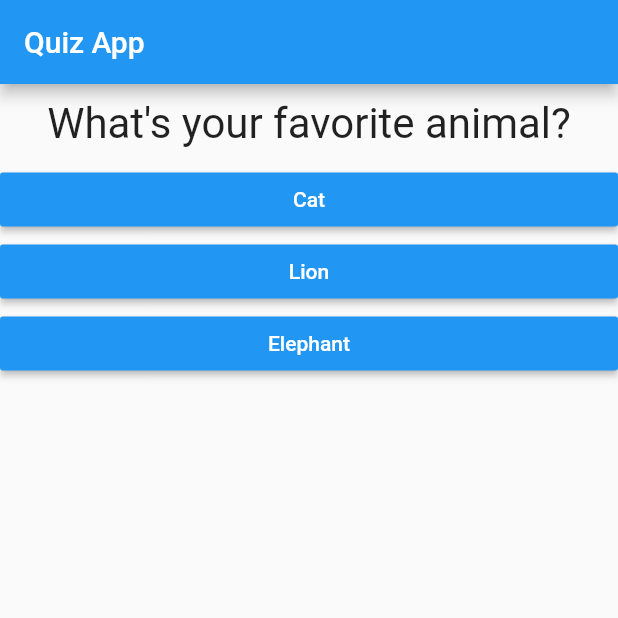
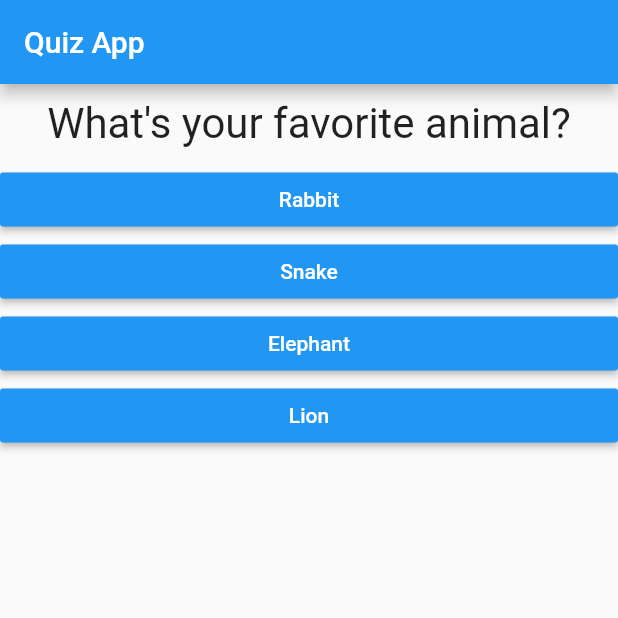
Before and after one commit to gigaByte404/Flutter, a Flutter app: the screen it shows after launch, after a tap on "Black", on a phone screen of 412 x 824 dp, the top half of it. Run offline on Flutter 3.47's test engine with Material 2 defaults, Android fonts, the phone set to English and light mode, and no system bars.

```diff
--- a/flutter_complete_guide/lib/main.dart
+++ b/flutter_complete_guide/lib/main.dart
@@ -13,25 +13,41 @@ class MyApp extends StatefulWidget {
 }
 
 class _MyAppState extends State<MyApp> {
-  var _questionIndex = 0;
   final _questions = const [
     {
       'questionText': 'What\'s your favorite color?',
-      'answers': ['Red', 'Black', 'Green'],
+      'answers': [
+        {'text': 'Black', 'score': 10},
+        {'text': 'Red', 'score': 5},
+        {'text': 'Green', 'score': 3},
+        {'text': 'White', 'score': 1},
+      ],
     },
     {
       'questionText': 'What\'s your favorite animal?',
-      'answers': ['Cat', 'Lion', 'Elephant'],
+      'answers': [
+        {'text': 'Rabbit', 'score': 3},
+        {'text': 'Snake', 'score': 11},
+        {'text': 'Elephant', 'score': 5},
+        {'text': 'Lion', 'score': 9},
+      ],
     },
     {
       'questionText': 'Who\'s your favorite instructor?',
-      'answers': ['A', 'B', 'C'],
+      'answers': [
+        {'text': 'Max', 'score': 1},
+        {'text': 'Max', 'score': 1},
+        {'text': 'Max', 'score': 1},
+        {'text': 'Max', 'score': 1},
+      ],
     },
   ];
-
-  void _answerQuestion() {
+  var _questionIndex = 0;
+  var _totalScore = 0;
+  void _answerQuestion(int score) {
     // var aBool = true;
     // aBool = false;
+    _totalScore += score;
     setState(() {
       _questionIndex = _questionIndex + 1;
     });
@@ -41,6 +57,13 @@ class _MyAppState extends State<MyApp> {
     } else {
       print('No more question!');
     }
+  }
+
+  void _resetQuiz() {
+    setState(() {
+      _questionIndex = 0;
+      _totalScore = 0;
+    });
   }
 
   @override
@@ -55,7 +78,7 @@ class _MyAppState extends State<MyApp> {
                 questions: _questions,
                 answerQuestion: _answerQuestion,
                 questionIndex: _questionIndex)
-            : Result(),
+            : Result(_totalScore, _resetQuiz),
       ),
     );
   }
--- a/flutter_complete_guide/lib/quiz.dart
+++ b/flutter_complete_guide/lib/quiz.dart
@@ -17,8 +17,9 @@ class Quiz extends StatelessWidget {
         Question(
           questions[questionIndex]['questionText'],
         ),
-        ...(questions[questionIndex]['answers'] as List<String>).map((answer) {
-          return Answer(answerQuestion, answer);
+        ...(questions[questionIndex]['answers'] as List<Map<String, Object>>)
+            .map((answer) {
+          return Answer(() => answerQuestion(answer['score']), answer['text']);
         }).toList(),
       ],
     );
```
Also changed, not shown: flutter_complete_guide/lib/result.dart (+33 -1 lines).
